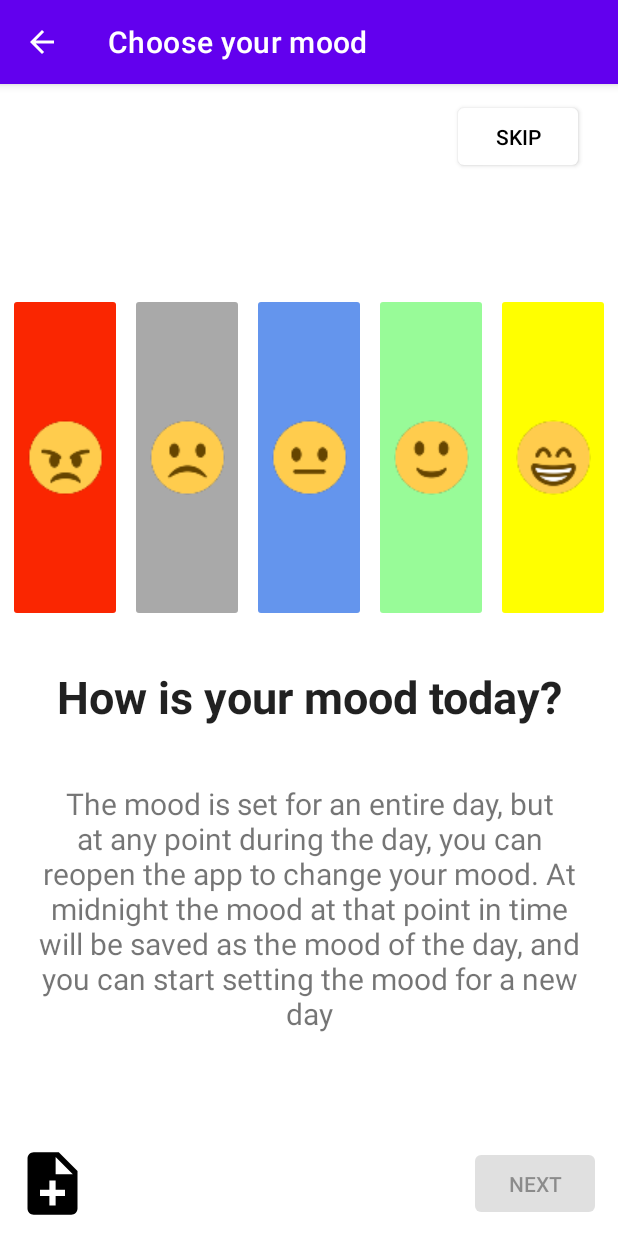
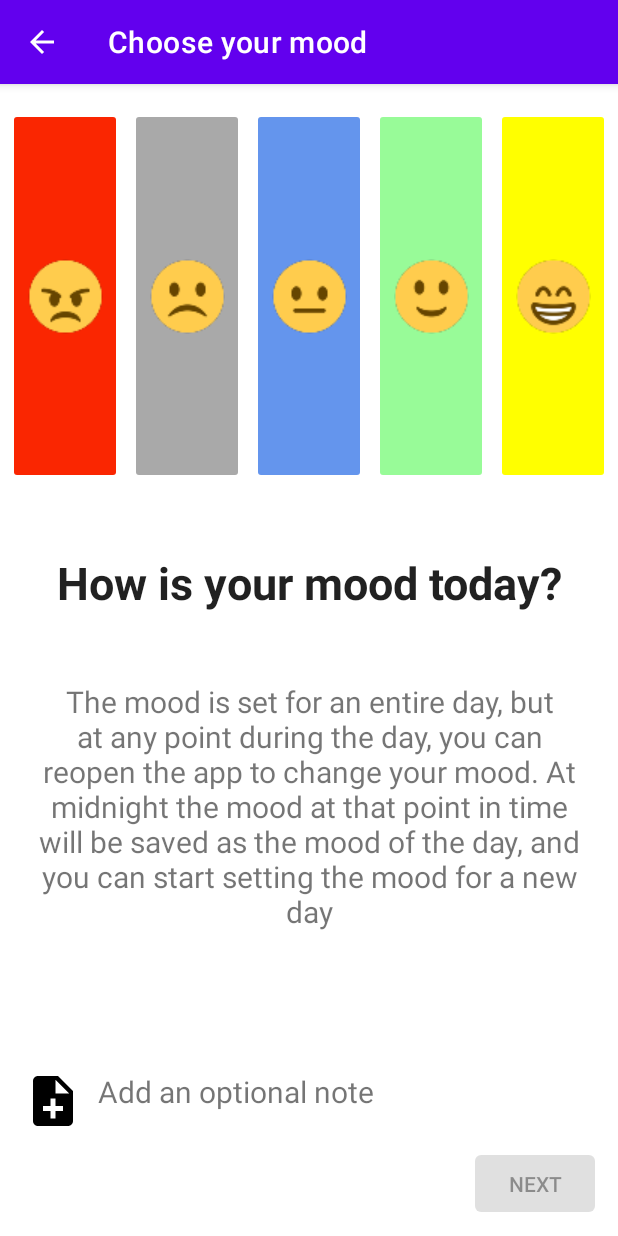
Before and after one commit to Sushil-Kumar1999/MoodTracker, an Android app: the CreateEntryActivity screen opened directly, with no data from a screen before it, on a phone screen of 412 x 824 dp. Run offline under Robolectric (Android 15) with nearby library versions, the phone set to English and light mode, and no system bars; our stand-ins replace Room's generated code.

Commit message:
change layout to accomodate add note button

```diff
--- a/app/src/main/res/layout/choose_mood.xml
+++ b/app/src/main/res/layout/choose_mood.xml
@@ -10,29 +10,12 @@
     android:background="@color/white"
     tools:context="com.example.moodtracker.CreateEntryActivity">
 
-    <FrameLayout
-        android:layout_width="match_parent"
-        android:layout_height="60dp"
-        android:layout_weight="1">
-
-        <Button
-            android:id="@+id/button"
-            android:layout_width="80dp"
-            android:layout_height="50dp"
-            android:layout_marginStart="305dp"
-            android:layout_marginTop="10dp"
-            android:text="Skip"
-            android:textAppearance="@style/TextAppearance.AppCompat.Button"
-            android:textColor="@color/black"
-            app:backgroundTint="@color/white"
-            android:layout_marginLeft="305dp" />
-    </FrameLayout>
-
     <LinearLayout
         android:layout_width="match_parent"
         android:layout_height="140dp"
         android:layout_weight="1"
-        android:orientation="horizontal">
+        android:orientation="horizontal"
+        android:layout_marginTop="16dp">
 
         <ImageButton
             android:id="@+id/button_angry_mood"
@@ -102,8 +85,9 @@
         android:id="@+id/Explanation"
         android:layout_width="match_parent"
         android:layout_height="250dp"
-        android:paddingTop="8dp"
+
         android:paddingHorizontal="25dp"
+        android:layout_gravity="center"
         android:textAppearance="@style/TextAppearance.AppCompat.Small"
         android:textSize="20sp"
         android:text="@string/mood_question_exp"
@@ -113,16 +97,33 @@
     <RelativeLayout
         android:layout_width="match_parent"
         android:layout_height="wrap_content"
-        android:layout_marginBottom="10dp">
+        android:paddingVertical="10dp"
+        android:paddingHorizontal="15dp">
 
         <ImageView
+            android:id="@+id/image_view_add_note"
+            android:layout_width="40dp"
+            android:layout_height="40dp"
+            android:layout_alignParentStart="true"
+            android:layout_alignParentLeft="true"
+            android:src="@drawable/ic_note_add"
+            android:onClick="openNoteDialog"/>
+
+        <TextView
             android:layout_width="wrap_content"
             android:layout_height="wrap_content"
-            android:layout_alignParentStart="true"
-            android:layout_alignParentLeft="true"
+            android:layout_toRightOf="@+id/image_view_add_note"
+            android:layout_gravity="center_vertical"
             android:layout_marginLeft="10dp"
-            android:src="@drawable/ic_note_add"
-            android:onClick="openNoteDialog"/>
+            android:textSize="20sp"
+            android:text="Add an optional note" />
+
+    </RelativeLayout>
+
+    <RelativeLayout
+        android:layout_width="match_parent"
+        android:layout_height="wrap_content"
+        android:layout_marginBottom="10dp">
 
         <Button
             android:id="@+id/button_next"
@@ -135,6 +136,7 @@
             android:textAppearance="@style/TextAppearance.AppCompat.Button"
             android:enabled="false"
             android:onClick="gotToAppetiteView"/>
+
     </RelativeLayout>
 
 </LinearLayout>
```
